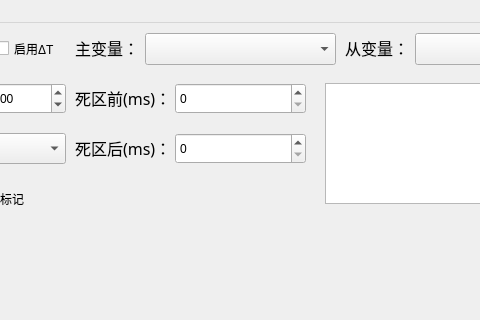
This is ui/DataAnalysis.ui in banniford/DataAnalysisApp as Qt 5 draws it before an edit; both pictures show x 175 to 655 and y 0 to 320 of the 933 by 899 pixel window. The edited form follows.
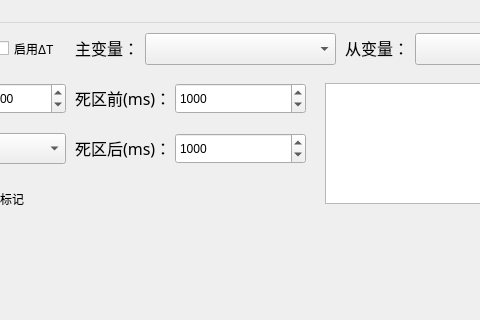
This is the edited form. Icons and pictures are not drawn. Custom widgets are drawn as their Qt base class.

The edit to the form file:
```diff
--- a/ui/DataAnalysis.ui
+++ b/ui/DataAnalysis.ui
@@ -228,6 +228,9 @@
     <property name="singleStep">
      <number>100</number>
     </property>
+    <property name="value">
+     <number>1000</number>
+    </property>
     <property name="displayIntegerBase">
      <number>10</number>
     </property>
@@ -277,6 +280,9 @@
     <property name="singleStep">
      <number>100</number>
     </property>
+    <property name="value">
+     <number>1000</number>
+    </property>
     <property name="displayIntegerBase">
      <number>10</number>
     </property>
```
